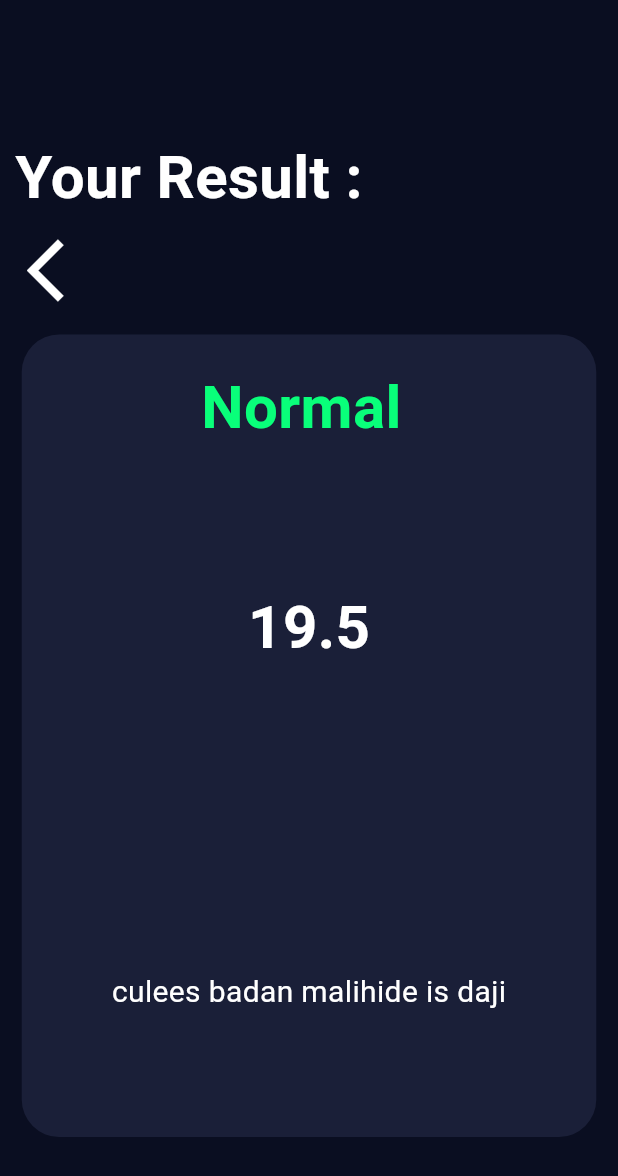
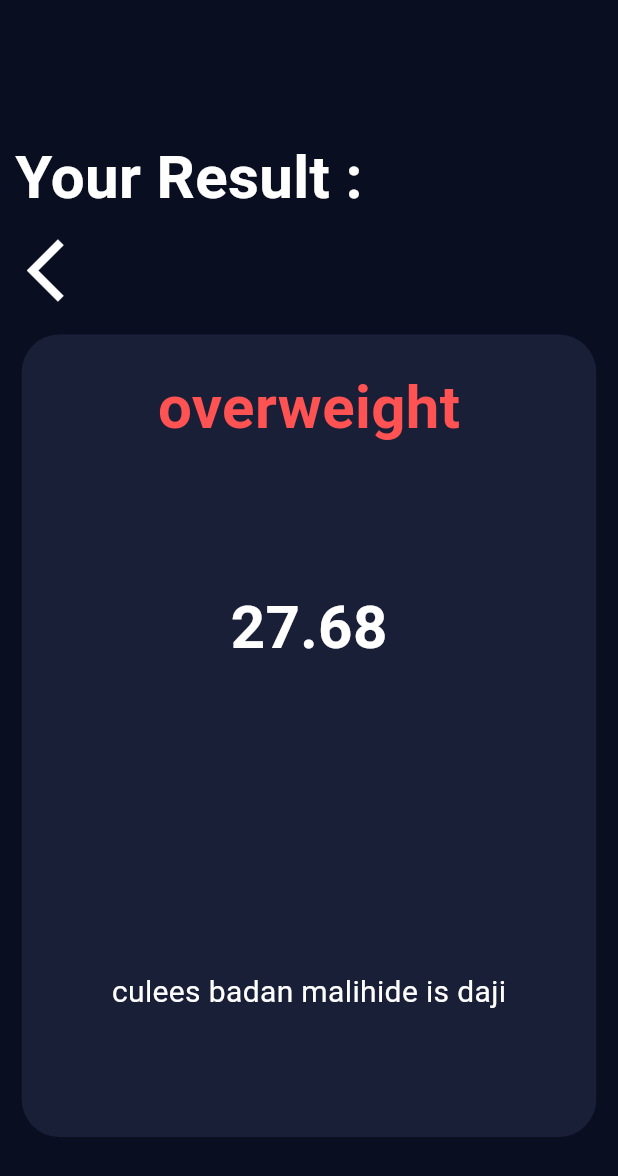
Before and after one commit to Abdelrahman-m2004/Bmi-hu, a Flutter app: the screen it shows after launch, after a tap on "Calculate", on a phone screen of 412 x 824 dp. Shown: the top 1176 px of the screen. Run offline on Flutter 3.47's test engine with Material 3 defaults, Android fonts, the phone set to English and light mode, and no system bars.

Commit message:
Bmi done

```diff
--- a/lib/page1.dart
+++ b/lib/page1.dart
@@ -10,9 +10,9 @@ class Page1 extends StatefulWidget {
 
 class _Page1State extends State<Page1> {
   @override
-  double SliderValue = 0;
-  int  weight = 0;
-  int  age = 0;
+  double SliderValue = 170;
+  int  weight = 80;
+  int  age = 20;
   bool isMale = true;
 
   Widget build(BuildContext context) {
@@ -268,7 +268,7 @@ class _Page1State extends State<Page1> {
           GestureDetector(
             onTap: () {
             Navigator.push(context, MaterialPageRoute(
-                builder: (context) =>Page2() ,));
+                builder: (context) =>Page2(weight: weight,age: age,height: SliderValue,) ,));
             },
             child: Container(
               height: 50,
--- a/lib/page2.dart
+++ b/lib/page2.dart
@@ -1,11 +1,43 @@
 import 'package:flutter/material.dart';
-
+import 'dart:math' as math;
 
 class Page2 extends StatelessWidget {
-  const Page2({super.key});
+   Page2({required this.age,required this.weight,required this.height});
+
+   final int age;
+   final int weight;
+   final double height;
+
+  double bmi=0;
+  Color fontcolor=Colors.green;
+
+  String calculate(){
+    bmi=weight/math.pow(height/100, 2);
+
+    if(bmi<18.5){
+      fontcolor =Colors.orange;
+      return "underweight";
+    } else if(bmi>18.5&&bmi<20){
+      fontcolor =Colors.orange;
+      return "underweight";
+    }else if(bmi>20&&bmi<25){
+      fontcolor =Colors.green;
+      return "normal";
+
+    }else if(bmi>25&&bmi<30){
+      fontcolor =Colors.redAccent;
+      return "overweight";
+    }else{
+      fontcolor =Colors.red;
+      return "obese";
+    }
+  }
 
   @override
   Widget build(BuildContext context) {
+
+    final result=calculate();
+
     return Scaffold(
       backgroundColor: Color(0xff0A0E21),
       body: Padding(
@@ -48,8 +80,8 @@ class Page2 extends StatelessWidget {
                 children: [
                   SizedBox(height: 20,),
 
-                  Text("Normal ",
-                    style: TextStyle(color:Color(0xff09FF7A) ,
+                  Text(result,
+                    style: TextStyle(color:fontcolor ,
                         fontSize: 40,
                         fontWeight: FontWeight.bold ),),
 
@@ -57,7 +89,7 @@ class Page2 extends StatelessWidget {
                   SizedBox(height: 90,),
 
 
-                  Text("19.5",
+                  Text(bmi.toStringAsFixed(2),
                     style: TextStyle(color: Colors.white ,
                         fontSize: 40,
                         fontWeight: FontWeight.bold ),),
```
